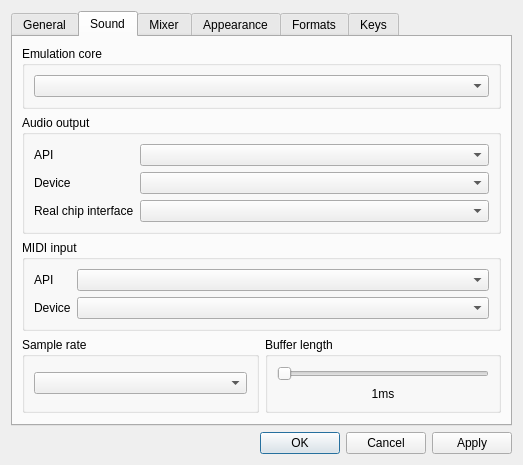
The window that BambooTracker/gui/configuration_dialog.ui (BambooTracker/BambooTracker) describes before a commit, drawn with Qt 5.
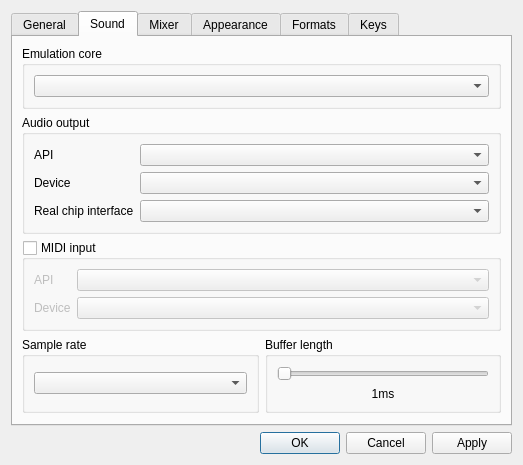
The same window after the commit. The open tabs and pages were chosen to show the change. Custom widgets are drawn as their Qt base class.

Commit message: Add midi input enabled checkbox

```diff
--- a/BambooTracker/gui/configuration_dialog.ui
+++ b/BambooTracker/gui/configuration_dialog.ui
@@ -345,6 +345,12 @@
          <property name="title">
           <string>MIDI input</string>
          </property>
+         <property name="checkable">
+          <bool>true</bool>
+         </property>
+         <property name="checked">
+          <bool>false</bool>
+         </property>
          <layout class="QFormLayout" name="formLayout_2">
           <item row="1" column="0">
            <widget class="QLabel" name="midiInputNameLabel">
```
Left out of the diff: 1 changed line with no effect on the pictures. The commit also changes 7 other files.
